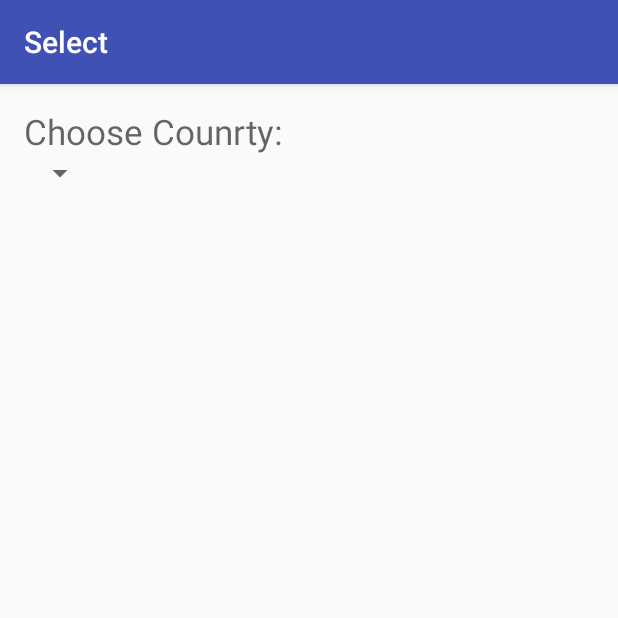
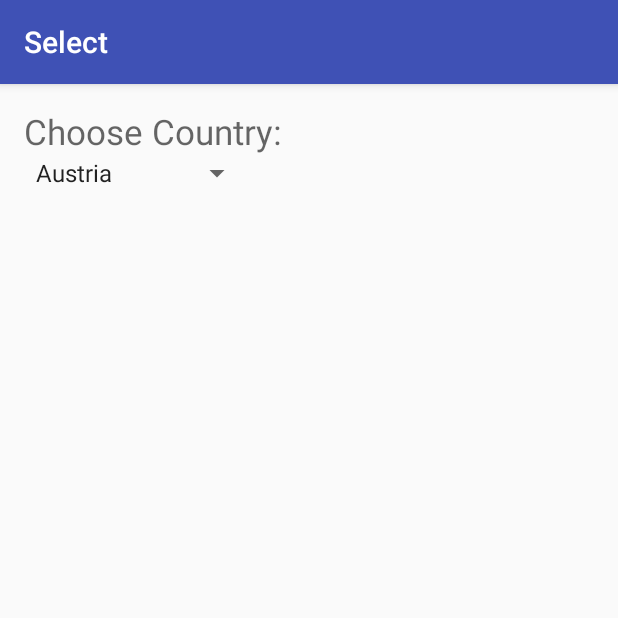
Before and after one commit to lundygp/COUNTry, an Android app: the Select screen opened directly, with no data from a screen before it, on a phone screen of 412 x 824 dp, the top half of it. Run offline under Robolectric (Android 15) with nearby library versions, the phone set to English and light mode, and no system bars.

Commit message:
Added Spinner and toast for Selector Screen

```diff
--- a/app/src/main/java/com/example/country/Select.java
+++ b/app/src/main/java/com/example/country/Select.java
@@ -6,8 +6,17 @@ import android.support.design.widget.Snackbar;
 import android.support.v7.app.AppCompatActivity;
 import android.support.v7.widget.Toolbar;
 import android.view.View;
+import android.widget.AdapterView;
+import android.widget.ArrayAdapter;
+import android.widget.Spinner;
+import android.widget.Toast;
 
 public class Select extends AppCompatActivity {
+
+    Spinner spinnerCountry;
+    ArrayAdapter<CharSequence> adapter;
+
+
 
     @Override
     protected void onCreate(Bundle savedInstanceState) {
@@ -15,6 +24,23 @@ public class Select extends AppCompatActivity {
         setContentView(R.layout.activity_select);
         Toolbar toolbar = (Toolbar) findViewById(R.id.toolbar);
         setSupportActionBar(toolbar);
+        spinnerCountry = (Spinner)findViewById(R.id.dropdown);
+        adapter = ArrayAdapter.createFromResource(this,R.array.country_list,android.R.layout.simple_spinner_item);
+        adapter.setDropDownViewResource(android.R.layout.simple_spinner_dropdown_item);
+        spinnerCountry.setAdapter(adapter);
+        spinnerCountry.setOnItemSelectedListener(new AdapterView.OnItemSelectedListener() {
+            @Override
+            public void onItemSelected(AdapterView<?> parent, View view, int position, long id) {
+
+                Toast.makeText(getBaseContext(), parent.getItemAtPosition(position)+" selected", Toast.LENGTH_SHORT).show();
+
+            }
+
+            @Override
+            public void onNothingSelected(AdapterView<?> parent) {
+
+            }
+        });
     }
 
 }
--- a/app/src/main/res/layout/content_select.xml
+++ b/app/src/main/res/layout/content_select.xml
@@ -17,7 +17,7 @@
         android:layout_width="match_parent"
         android:layout_height="wrap_content"
         android:textAppearance="?android:attr/textAppearanceMedium"
-        android:text="Choose Counrty:"
+        android:text="Choose Country:"
         android:id="@+id/chooseCountryTextView"
         android:layout_gravity="top"
         android:textAlignment="gravity"
--- a/app/src/main/res/values/strings.xml
+++ b/app/src/main/res/values/strings.xml
@@ -13,6 +13,11 @@
         <item>Luxembourg</item>
         <item>Portugal</item>
         <item>Spain</item>
-        <item>Sweden</item><item>Switzerland</item>
+        <item>Sweden</item>
+        <item>Switzerland</item>
+        <item>England</item>
+        <item>Ireland</item>
+        <item>Wales</item>
+        <item>Scotland</item>
     </string-array>
 </resources>
```
